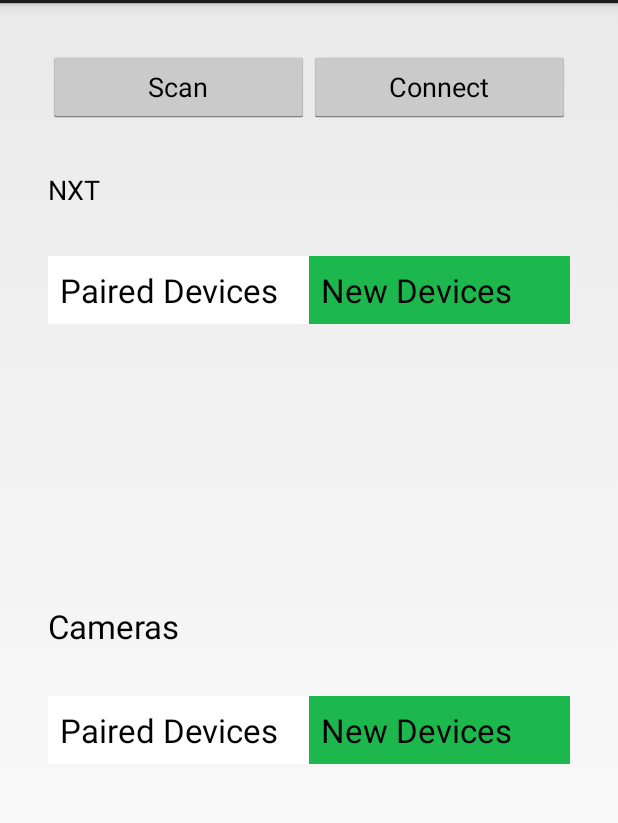
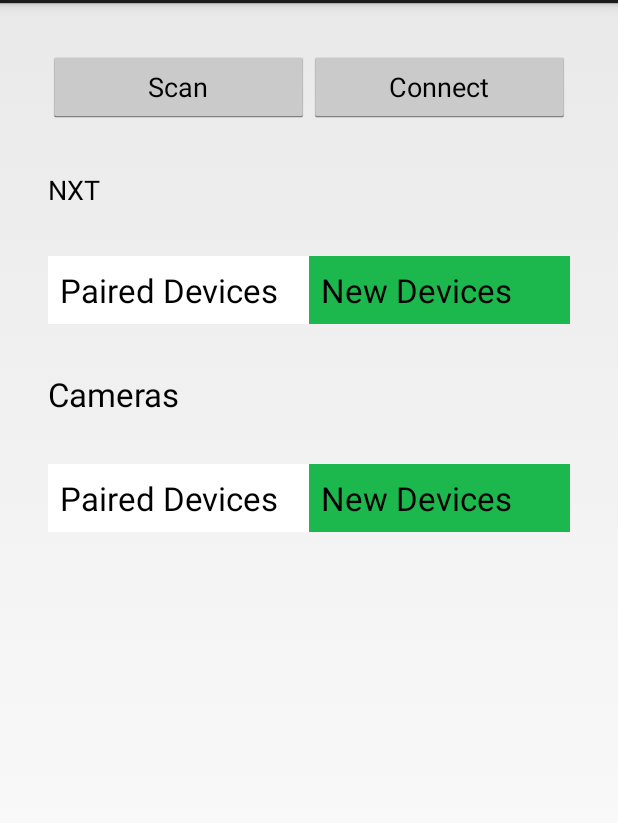
Before and after one commit to fdefreitas/MADN3S, an Android app: the screen it shows after launch (MainActivity), on a phone screen of 412 x 824 dp, the part 69-892 px from its top. Run offline under Robolectric (Android 15) with nearby library versions, the phone set to English and light mode, and no system bars.

Commit message:
El commit más idiota del mundo

```diff
--- a/apps/MADN3SControllerProject/MADN3SController/src/main/java/org/madn3s/controller/fragments/MainFragment.java
+++ b/apps/MADN3SControllerProject/MADN3SController/src/main/java/org/madn3s/controller/fragments/MainFragment.java
@@ -64,7 +64,7 @@ public class MainFragment extends BaseFragment{
         cameraNewDevicesListView = (ListView) getActivity().findViewById(R.id.cameras_new_devices_listView);
         cameraDiscoveryProgress = (ProgressBar) getActivity().findViewById(R.id.cameras_discovery_progressBar);
 
-        Button goButton = (Button) view.findViewById(R.id.button);
+        Button goButton = (Button) view.findViewById(R.id.scan_button);
         goButton.setOnClickListener(new View.OnClickListener() {
             @Override
             public void onClick(View v) {
--- a/apps/MADN3SControllerProject/MADN3SController/src/main/res/layout/fragment_connection.xml
+++ b/apps/MADN3SControllerProject/MADN3SController/src/main/res/layout/fragment_connection.xml
@@ -19,6 +19,6 @@
         android:layout_width="wrap_content"
         android:layout_height="wrap_content"
         android:text="New Button"
-        android:id="@+id/button" />
+        android:id="@+id/scan_button" />
 
 </LinearLayout>
--- a/apps/MADN3SControllerProject/MADN3SController/src/main/res/layout/fragment_main.xml
+++ b/apps/MADN3SControllerProject/MADN3SController/src/main/res/layout/fragment_main.xml
@@ -20,7 +20,7 @@
             android:layout_width="fill_parent"
             android:layout_height="wrap_content"
             android:text="@string/scan"
-            android:id="@+id/button"
+            android:id="@+id/scan_button"
             android:layout_gravity="left" android:layout_weight="1"/>
 
         <Button
@@ -41,7 +41,7 @@
     <LinearLayout
         android:orientation="horizontal"
         android:layout_width="fill_parent"
-        android:layout_height="200dp"
+        android:layout_height="wrap_content"
         android:id="@+id/nxt_devices_layout"
         android:visibility="visible"
         android:layout_margin="@dimen/container_margin" android:baselineAligned="false">
@@ -109,7 +109,7 @@
     <LinearLayout
         android:orientation="horizontal"
         android:layout_width="fill_parent"
-        android:layout_height="200dp"
+        android:layout_height="wrap_content"
         android:focusableInTouchMode="false"
         android:id="@+id/cameras_layout"
         android:layout_margin="@dimen/container_margin" android:baselineAligned="false">
```
